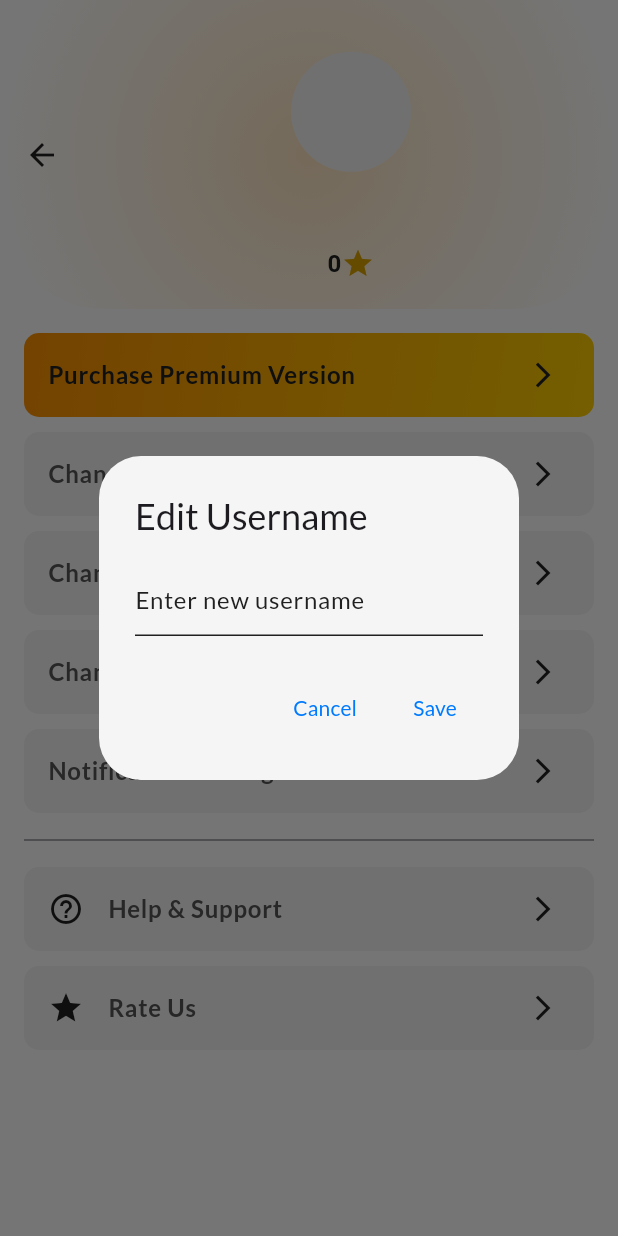
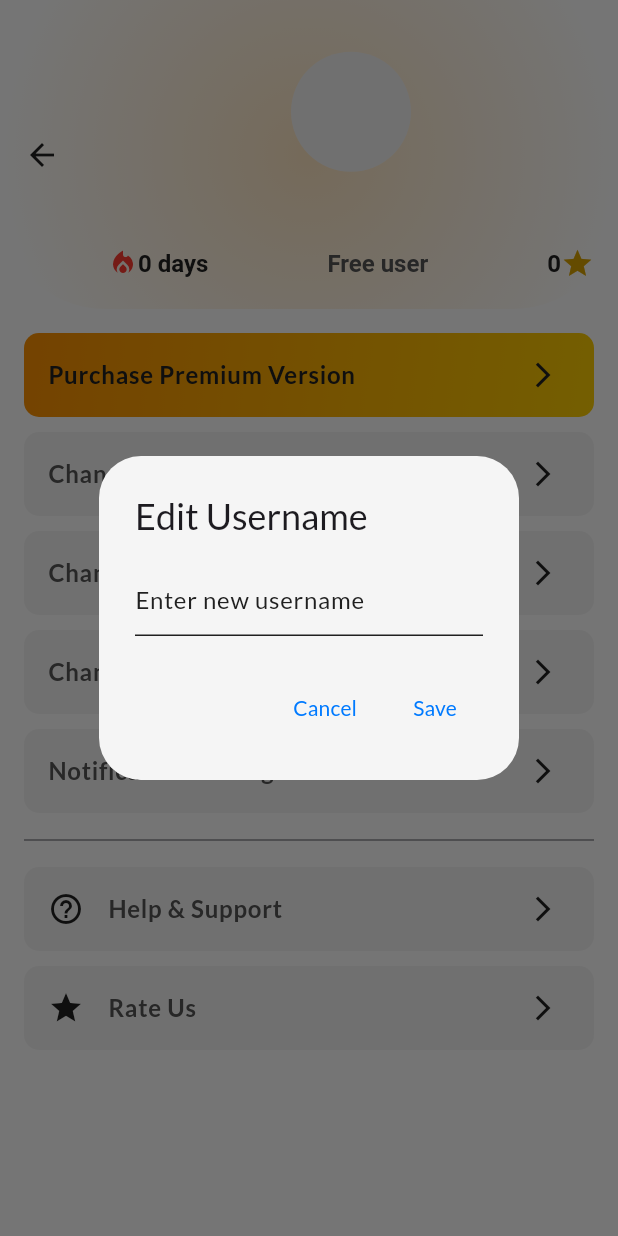
Before and after one commit to IsuruLakmal2000/NoFap, a Flutter app: the ProfileScreen screen opened directly, after a tap on "Change Profile Name", on a phone screen of 412 x 824 dp. Run offline on Flutter 3.47's test engine with Material 3 defaults, Android fonts, the phone set to English and light mode, and no system bars; our stand-ins replace confetti, firebase_auth, firebase_core, firebase_database, fl_chart, flutter_dotenv and 9 more; accounts and stored records are empty; project files that could hold a hidden picture were left out.

```diff
--- a/lib/Screens/NavBar Screens/ProfileScreen.dart
+++ b/lib/Screens/NavBar Screens/ProfileScreen.dart
@@ -21,6 +21,7 @@ class ProfileScreen extends StatefulWidget {
 class _ProfileScreenState extends State<ProfileScreen> {
   String? username;
   bool isPremiumPurchased = false;
+  int currentStreak = 0;
 
   @override
   void initState() {
@@ -33,6 +34,11 @@ class _ProfileScreenState extends State<ProfileScreen> {
     setState(() {
       username = prefs.getString('userName') ?? 'Guest';
       isPremiumPurchased = prefs.getBool('isPremiumPurchased') ?? false;
+      String? startDateString = prefs.getString('streakStartDate');
+      if (startDateString != null) {
+        DateTime startDate = DateTime.parse(startDateString);
+        currentStreak = DateTime.now().difference(startDate).inDays;
+      }
     });
   }
 
@@ -186,10 +192,43 @@ class _ProfileScreenState extends State<ProfileScreen> {
                     ],
                   ),
                   SizedBox(height: 5),
+
                   Consumer<LocalAuthProvider.AuthProvider>(
                     builder: (context, authProvider, child) {
                       return Row(
+                        mainAxisAlignment: MainAxisAlignment.spaceBetween,
+                        children: [
+                          Row(
                             mainAxisAlignment: MainAxisAlignment.center,
+                            crossAxisAlignment: CrossAxisAlignment.center,
+                            children: [
+                              Icon(
+                                Icons.local_fire_department,
+                                size: 20,
+                                color: AppColors.red,
+                              ),
+                              Text(
+                                '${currentStreak} days',
+                                style: TextStyle(
+                                  color: AppColors.darkGray,
+                                  fontWeight: FontWeight.bold,
+                                  fontSize: 16,
+                                ),
+                              ),
+                            ],
+                          ),
+                          Text(
+                            isPremiumPurchased ? "Premium user" : "Free user",
+                            style: TextStyle(
+                              color:
+                                  isPremiumPurchased
+                                      ? const Color.fromARGB(255, 255, 153, 1)
+                                      : AppColors.darkGray2,
+                              fontWeight: FontWeight.bold,
+                              fontSize: 16,
+                            ),
+                          ),
+                          Row(
                             children: [
                               Text(
                                 "${authProvider.currentUserPoints}",
@@ -203,6 +242,8 @@ class _ProfileScreenState extends State<ProfileScreen> {
                                 Icons.star_outlined,
                                 size: 22,
                                 color: AppColors.yellow,
+                              ),
+                            ],
                           ),
                         ],
                       );
--- a/lib/Widgets/Community screen/CommentScreen.dart
+++ b/lib/Widgets/Community screen/CommentScreen.dart
@@ -2,6 +2,7 @@ import 'package:flutter/material.dart';
 import 'package:nofap/Models/CommunityPost.dart';
 import 'package:nofap/Services/FirebaseDatabaseService.dart';
 import 'package:nofap/theme/colors.dart';
+import 'package:shared_preferences/shared_preferences.dart';
 import 'package:timeago/timeago.dart' as timeago;
 
 class CommentScreen extends StatefulWidget {
@@ -43,10 +44,13 @@ class _CommentScreenState extends State<CommentScreen> {
   }
 
   Future<void> _addComment(String content) async {
+    SharedPreferences prefs = await SharedPreferences.getInstance();
     try {
       await _firebaseService.addComment(
         postId: widget.post.id,
-        username: 'Current User', // Replace with actual username
+        username:
+            prefs.getString("userName") ??
+            "user", // Replace with actual username
         content: content,
       );
       _controller.clear();
```
Also changed, not shown: lib/Screens/NavBar Screens/CommunityScreen.dart (+33 -25 lines), lib/Services/FirebaseDatabaseService.dart (+0 -68 lines), lib/Widgets/LeaderBoard screen/LeaderboardWidget.dart (+51 -9 lines). Lines whose indentation alone changed are shown as unchanged.
